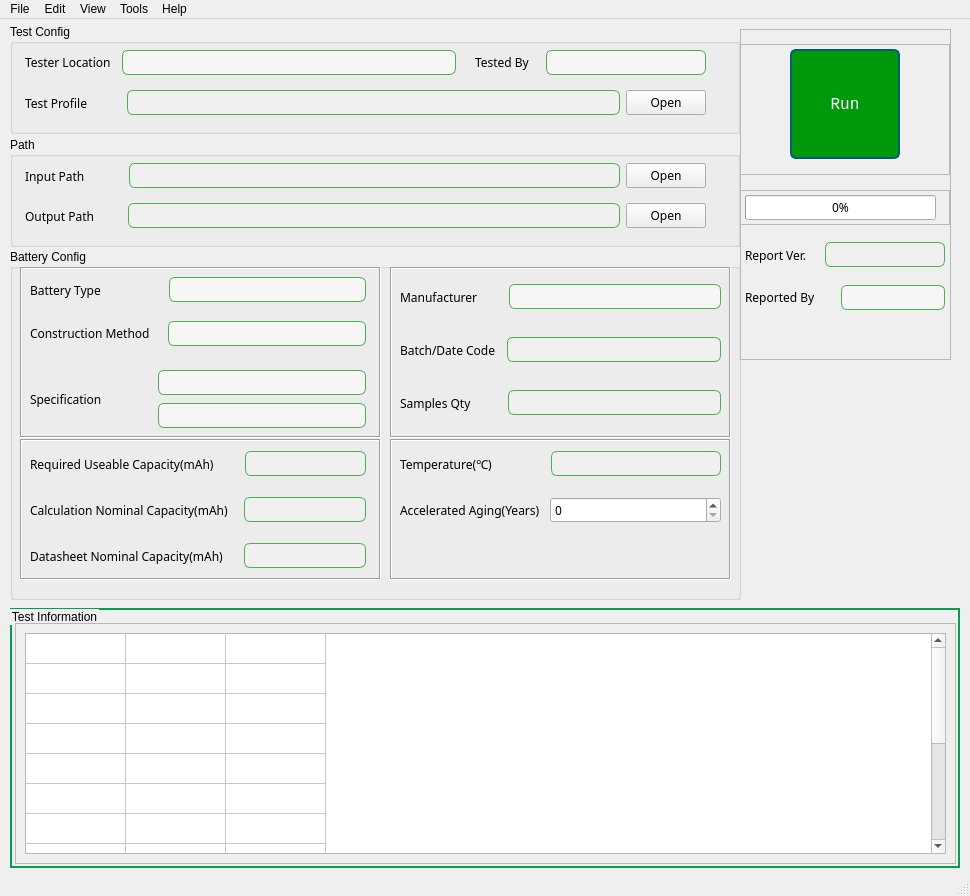
This is src/battery_analysis/ui/resources/ui_battery_analysis.ui in Sandman6z/battery-analysis as Qt 5 draws it before an edit. The edited form follows.
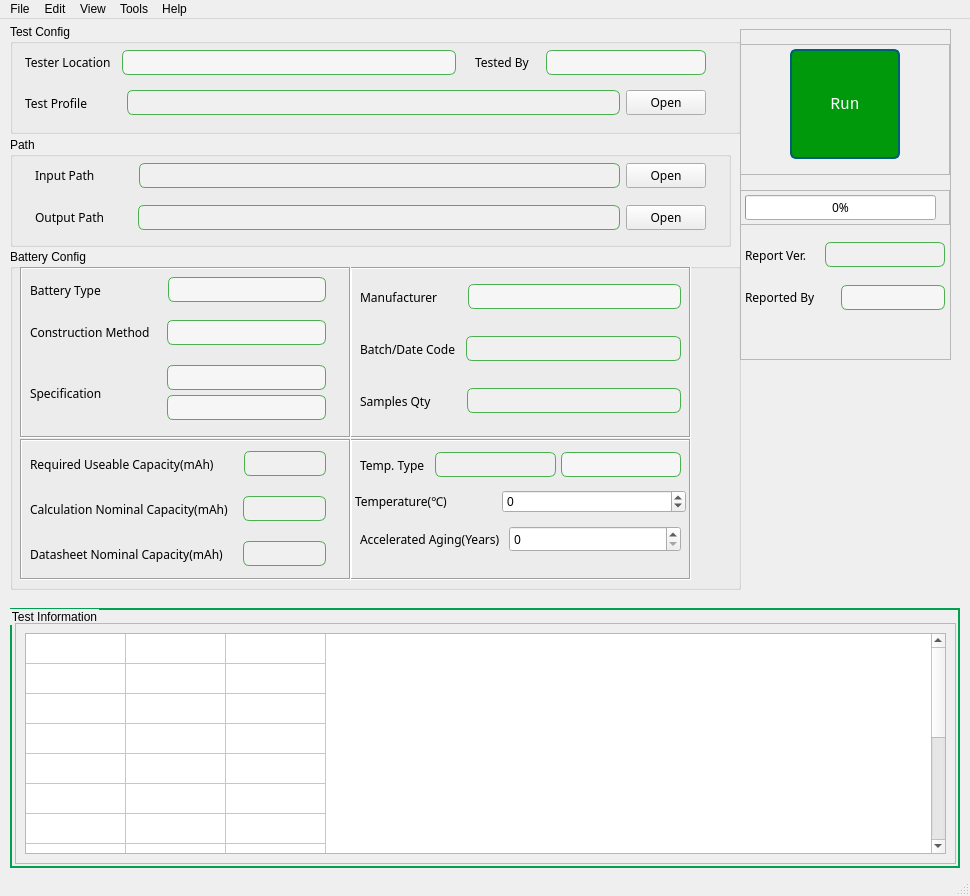
This is the edited form. Icons and pictures are not drawn.

Commit message:
feat(ui): 调整电池分析界面布局并添加温度类型选择功能
重构电池配置界面布局，优化控件间距和位置
添加温度类型选择下拉框及相关样式
调整表格行数和部分控件尺寸

What changed in the file:
```diff
--- a/src/battery_analysis/ui/resources/ui_battery_analysis.ui
+++ b/src/battery_analysis/ui/resources/ui_battery_analysis.ui
@@ -45,7 +45,7 @@
       <x>10</x>
       <y>230</y>
       <width>731</width>
-      <height>351</height>
+      <height>341</height>
      </rect>
     </property>
     <property name="font">
@@ -61,7 +61,7 @@
     <widget class="QFrame" name="frame">
      <property name="geometry">
       <rect>
-       <x>380</x>
+       <x>340</x>
        <y>190</y>
        <width>341</width>
        <height>141</height>
@@ -82,10 +82,13 @@
         <x>0</x>
         <y>0</y>
         <width>341</width>
-        <height>97</height>
+        <height>126</height>
        </rect>
       </property>
       <layout class="QVBoxLayout" name="verticalLayout_8">
+       <property name="spacing">
+        <number>5</number>
+       </property>
        <property name="leftMargin">
         <number>5</number>
        </property>
@@ -98,6 +101,8 @@
        <property name="bottomMargin">
         <number>5</number>
        </property>
+       <item>
+        <layout class="QVBoxLayout" name="verticalLayout_10">
        <item>
         <layout class="QHBoxLayout" name="horizontalLayout_Temperature">
          <property name="leftMargin">
@@ -113,7 +118,7 @@
           <number>5</number>
          </property>
          <item>
-          <widget class="QLabel" name="label_Temperature">
+            <widget class="QLabel" name="label_TemperatureType">
            <property name="sizePolicy">
             <sizepolicy hsizetype="Fixed" vsizetype="Preferred">
              <horstretch>0</horstretch>
@@ -128,7 +133,7 @@
             </font>
            </property>
            <property name="text">
-            <string>Temperature(℃)</string>
+              <string>Temp. Type</string>
            </property>
           </widget>
          </item>
@@ -142,7 +147,7 @@
            </property>
            <property name="sizeHint" stdset="0">
             <size>
-             <width>53</width>
+               <width>5</width>
              <height>30</height>
             </size>
            </property>
@@ -195,6 +200,112 @@
            </property>
           </widget>
          </item>
+           <item>
+            <widget class="QComboBox" name="comboBox_Temperature">
+             <property name="font">
+              <font>
+               <family>Microsoft JhengHei</family>
+               <pointsize>9</pointsize>
+               <bold>false</bold>
+              </font>
+             </property>
+             <property name="cursor">
+              <cursorShape>PointingHandCursor</cursorShape>
+             </property>
+             <property name="focusPolicy">
+              <enum>Qt::FocusPolicy::NoFocus</enum>
+             </property>
+             <property name="styleSheet">
+              <string notr="true">/* 1) 外框圆角 */
+QComboBox {
+    border: 1px solid #4CAF50;
+    border-radius: 6px;
+    padding: 2px 28px 2px 8px;   /* 右侧预留给箭头 */
+    background: #F6F6F6;
+}
+
+/* 2) 右侧按钮区去掉方框，只保留圆角过渡 */
+QComboBox::drop-down {
+    subcontrol-origin: padding;
+    subcontrol-position: top right;
+    width: 22px;
+    border: none;
+    background: transparent;
+    border-top-right-radius: 6px;
+    border-bottom-right-radius: 6px;
+}
+
+/* 3) 指定自定义小三角 */
+QComboBox::down-arrow {
+    image: url(:/icons/chevron-down.svg);
+    width: 12px;
+    height: 12px;
+    margin-right: 4px; /* 让它别贴边，可按需调 */
+}
+
+/* （可选）下拉展开时用向上三角 */
+QComboBox::down-arrow:on {
+    image: url(:/icons/chevron-up.svg);
+}
+</string>
+             </property>
+             <property name="editable">
+              <bool>false</bool>
+             </property>
+            </widget>
+           </item>
+          </layout>
+         </item>
+         <item>
+          <layout class="QHBoxLayout" name="horizontalLayout_3">
+           <item>
+            <widget class="QLabel" name="label_Temperature">
+             <property name="sizePolicy">
+              <sizepolicy hsizetype="Fixed" vsizetype="Preferred">
+               <horstretch>0</horstretch>
+               <verstretch>0</verstretch>
+              </sizepolicy>
+             </property>
+             <property name="font">
+              <font>
+               <family>Microsoft JhengHei</family>
+               <pointsize>9</pointsize>
+               <fontweight>Medium</fontweight>
+              </font>
+             </property>
+             <property name="text">
+              <string>Temperature(℃)</string>
+             </property>
+            </widget>
+           </item>
+           <item>
+            <spacer name="horizontalSpacer_19">
+             <property name="orientation">
+              <enum>Qt::Orientation::Horizontal</enum>
+             </property>
+             <property name="sizeType">
+              <enum>QSizePolicy::Policy::Fixed</enum>
+             </property>
+             <property name="sizeHint" stdset="0">
+              <size>
+               <width>50</width>
+               <height>20</height>
+              </size>
+             </property>
+            </spacer>
+           </item>
+           <item>
+            <widget class="QSpinBox" name="spinBox_Temperature">
+             <property name="minimum">
+              <number>-60</number>
+             </property>
+             <property name="maximum">
+              <number>120</number>
+             </property>
+            </widget>
+           </item>
+          </layout>
+         </item>
         </layout>
        </item>
        <item>
@@ -290,7 +401,7 @@
     <widget class="QFrame" name="frame_2">
      <property name="geometry">
       <rect>
-       <x>380</x>
+       <x>340</x>
        <y>18</y>
        <width>341</width>
        <height>171</height>
@@ -312,6 +423,9 @@
        </rect>
       </property>
       <layout class="QVBoxLayout" name="verticalLayout_5">
+       <property name="spacing">
+        <number>5</number>
+       </property>
        <property name="leftMargin">
         <number>5</number>
        </property>
@@ -600,10 +714,16 @@
       <rect>
        <x>10</x>
        <y>18</y>
-       <width>361</width>
+       <width>331</width>
        <height>171</height>
       </rect>
      </property>
+     <property name="sizePolicy">
+      <sizepolicy hsizetype="Expanding" vsizetype="Expanding">
+       <horstretch>0</horstretch>
+       <verstretch>0</verstretch>
+      </sizepolicy>
+     </property>
      <property name="frameShape">
       <enum>QFrame::Shape::Box</enum>
      </property>
@@ -615,11 +735,14 @@
        <rect>
         <x>0</x>
         <y>-2</y>
-        <width>361</width>
-        <height>181</height>
+        <width>321</width>
+        <height>171</height>
        </rect>
       </property>
       <layout class="QVBoxLayout" name="verticalLayout_7">
+       <property name="spacing">
+        <number>5</number>
+       </property>
        <property name="leftMargin">
         <number>5</number>
        </property>
@@ -864,6 +987,9 @@
        </item>
        <item>
         <layout class="QHBoxLayout" name="horizontalLayout_Specification">
+         <property name="spacing">
+          <number>5</number>
+         </property>
          <property name="leftMargin">
           <number>5</number>
          </property>
@@ -879,7 +1005,7 @@
          <item>
           <widget class="QLabel" name="label_Specification">
            <property name="sizePolicy">
-            <sizepolicy hsizetype="Fixed" vsizetype="Preferred">
+            <sizepolicy hsizetype="Preferred" vsizetype="Expanding">
              <horstretch>0</horstretch>
              <verstretch>0</verstretch>
             </sizepolicy>
@@ -906,8 +1032,8 @@
            </property>
            <property name="sizeHint" stdset="0">
             <size>
-             <width>45</width>
-             <height>75</height>
+             <width>55</width>
+             <height>60</height>
             </size>
            </property>
           </spacer>
@@ -918,7 +1044,7 @@
             <number>2</number>
            </property>
            <property name="sizeConstraint">
-            <enum>QLayout::SizeConstraint::SetFixedSize</enum>
+            <enum>QLayout::SizeConstraint::SetMinAndMaxSize</enum>
            </property>
            <property name="leftMargin">
             <number>5</number>
@@ -935,7 +1061,7 @@
            <item>
             <widget class="QComboBox" name="comboBox_Specification_Method">
              <property name="sizePolicy">
-              <sizepolicy hsizetype="Preferred" vsizetype="Fixed">
+              <sizepolicy hsizetype="Expanding" vsizetype="Fixed">
                <horstretch>0</horstretch>
                <verstretch>0</verstretch>
               </sizepolicy>
@@ -1001,7 +1127,7 @@
            <item>
             <widget class="QComboBox" name="comboBox_Specification_Type">
              <property name="sizePolicy">
-              <sizepolicy hsizetype="Preferred" vsizetype="Fixed">
+              <sizepolicy hsizetype="Expanding" vsizetype="Fixed">
                <horstretch>0</horstretch>
                <verstretch>0</verstretch>
               </sizepolicy>
@@ -1079,7 +1205,7 @@
       <rect>
        <x>10</x>
        <y>190</y>
-       <width>361</width>
+       <width>331</width>
        <height>141</height>
       </rect>
      </property>
@@ -1094,11 +1220,14 @@
        <rect>
         <x>0</x>
         <y>0</y>
-        <width>361</width>
-        <height>142</height>
+        <width>321</width>
+        <height>141</height>
        </rect>
       </property>
       <layout class="QVBoxLayout" name="verticalLayout_9">
+       <property name="spacing">
+        <number>5</number>
+       </property>
        <property name="leftMargin">
         <number>5</number>
        </property>
@@ -1358,7 +1487,7 @@
      <rect>
       <x>10</x>
       <y>5</y>
-      <width>730</width>
+      <width>731</width>
       <height>110</height>
      </rect>
     </property>
@@ -1757,7 +1886,7 @@
      <rect>
       <x>10</x>
       <y>118</y>
-      <width>730</width>
+      <width>721</width>
       <height>110</height>
      </rect>
     </property>
@@ -1774,19 +1903,14 @@
     <widget class="QWidget" name="horizontalLayoutWidget_11">
      <property name="geometry">
       <rect>
-       <x>10</x>
+       <x>20</x>
        <y>20</y>
-       <width>691</width>
-       <height>38</height>
+       <width>681</width>
+       <height>81</height>
       </rect>
      </property>
-     <property name="font">
-      <font>
-       <family>Microsoft JhengHei</family>
-       <pointsize>9</pointsize>
-       <fontweight>Medium</fontweight>
-      </font>
-     </property>
+     <layout class="QVBoxLayout" name="verticalLayout_6">
+      <item>
      <layout class="QHBoxLayout" name="horizontalLayout_InputPath">
       <property name="leftMargin">
        <number>5</number>
@@ -1895,23 +2019,8 @@
        </widget>
       </item>
      </layout>
-    </widget>
-    <widget class="QWidget" name="horizontalLayoutWidget_12">
-     <property name="geometry">
-      <rect>
-       <x>10</x>
-       <y>60</y>
-       <width>691</width>
-       <height>38</height>
-      </rect>
-     </property>
-     <property name="font">
-      <font>
-       <family>Microsoft JhengHei</family>
-       <pointsize>9</pointsize>
-       <fontweight>Medium</fontweight>
-      </font>
-     </property>
+      </item>
+      <item>
      <layout class="QHBoxLayout" name="horizontalLayout_OutputPath">
       <property name="leftMargin">
        <number>5</number>
@@ -2008,6 +2117,8 @@
        </widget>
       </item>
      </layout>
+      </item>
+     </layout>
     </widget>
    </widget>
    <widget class="QGroupBox" name="groupBox_TestInformation">
@@ -2098,7 +2209,7 @@
           <bool>false</bool>
          </property>
          <property name="rowCount">
-          <number>14</number>
+          <number>15</number>
          </property>
          <property name="columnCount">
           <number>3</number>
@@ -2147,6 +2258,7 @@
          <row/>
          <row/>
          <row/>
+         <row/>
          <column/>
          <column/>
          <column/>
```
Left out of the diff: 2 changed lines with no effect on the pictures. Lines whose indentation alone changed are shown as unchanged. The commit also changes 1 other file.
